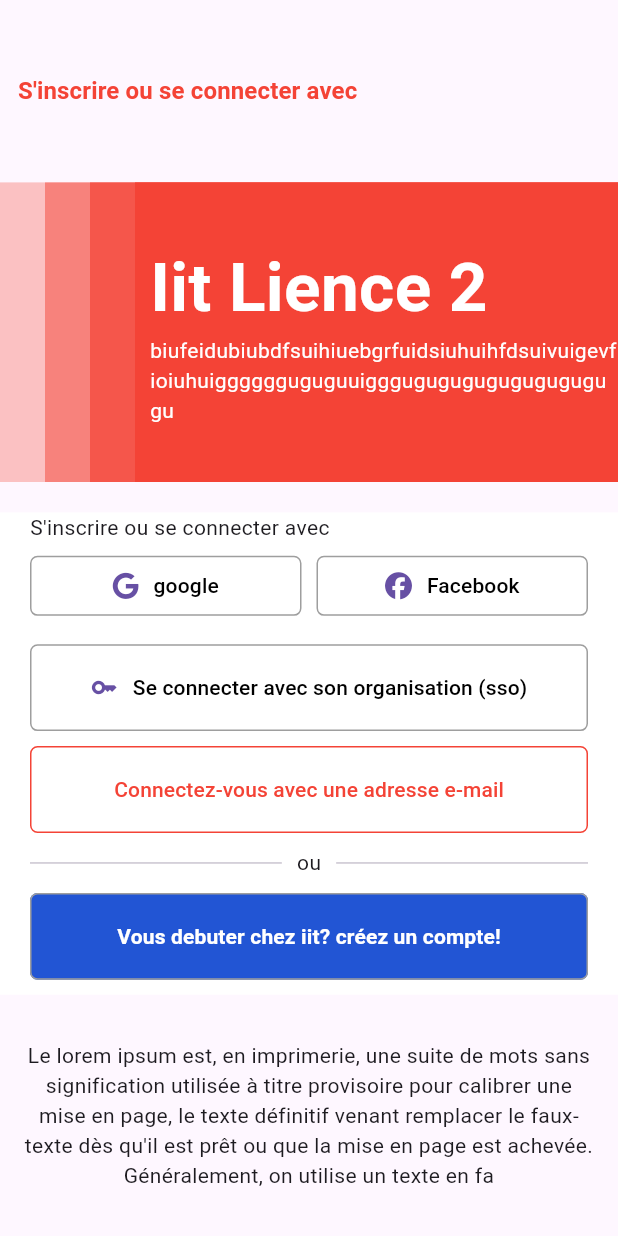
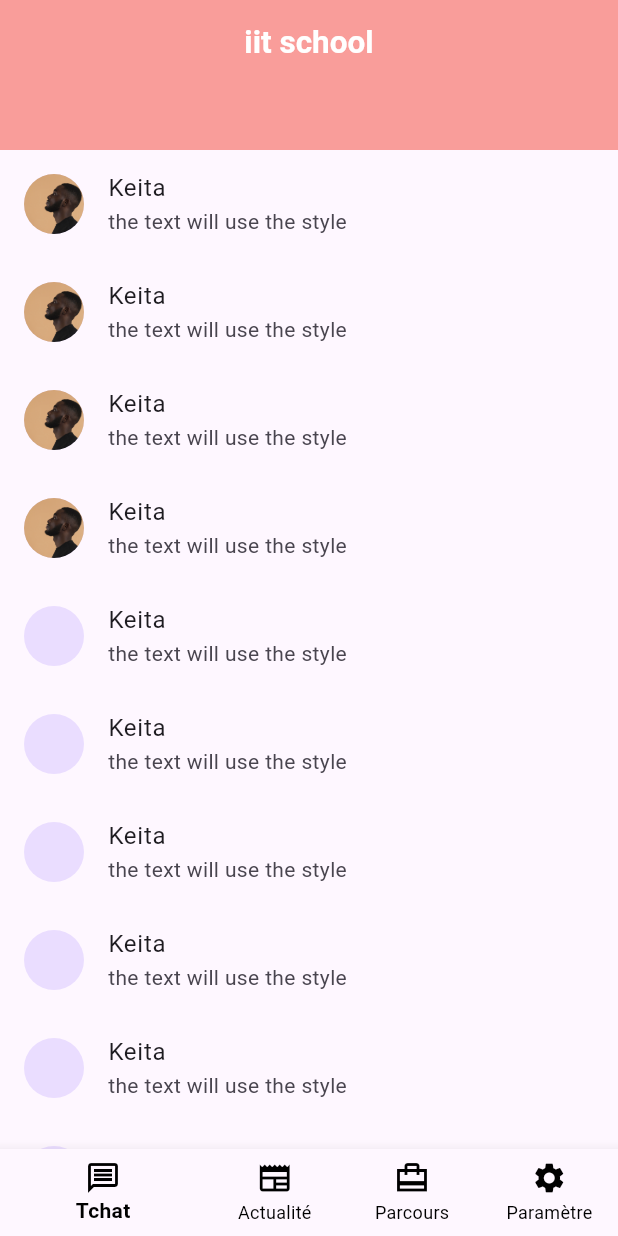
Before and after one commit to Tary-nan/iit_school_app, a Flutter app: the ConnectionPage screen opened directly, after a tap on "S'inscrire ou se connecter avec", on a phone screen of 412 x 824 dp. Run offline on Flutter 3.47's test engine with Material 3 defaults, Android fonts, the phone set to English and light mode, and no system bars; our stand-ins replace font_awesome_flutter.

Commit message:
start tchat view

```diff
--- a/lib/pages/connection_page.dart
+++ b/lib/pages/connection_page.dart
@@ -1,5 +1,6 @@
 import 'package:flutter/material.dart';
 import 'package:font_awesome_flutter/font_awesome_flutter.dart';
+import 'package:iit_school/pages/home_page.dart';
 
 class ConnectionPage extends StatelessWidget {
   const ConnectionPage({super.key});
@@ -19,7 +20,11 @@ class ConnectionPage extends StatelessWidget {
                       Expanded(
                           child: TextButton(
                         onPressed: () {
-                          print("Tap");
+
+                          Navigator.of(context).push(MaterialPageRoute(
+                              builder: (context) => const HomePage()));
+
+
                         },
                         child: const Text(
                           "S'inscrire ou se connecter avec",
--- /dev/null
+++ b/lib/pages/home_page.dart
@@ -0,0 +1,97 @@
+import 'package:flutter/material.dart';
+import 'package:iit_school/pages/tchat_page.dart';
+
+class HomePage extends StatefulWidget {
+  const HomePage({super.key});
+
+  @override
+  State<HomePage> createState() => _HomePageState();
+}
+
+class _HomePageState extends State<HomePage> {
+  int _selectedIndex = 0;
+
+  static const List<Widget> _widgetOptions = <Widget>[
+    TchatPage(),
+    Text(
+      'Index 1: Actualite',
+    ),
+    Text(
+      'Index 2: Parcours',
+    ),
+    Text(
+      'Index 3: Parametre',
+    ),
+  ];
+
+  // _widgetOptions[0]
+
+  @override
+  Widget build(BuildContext context) {
+    return Scaffold(
+      appBar: PreferredSize(
+          preferredSize: const Size.fromHeight(100),
+          child: AppBar(
+            leading: const SizedBox(),
+            centerTitle: true,
+            title: const Padding(
+              padding: EdgeInsets.all(8.0),
+              child: Text(
+                'iit school',
+                style: TextStyle(
+                    fontSize: 21,
+                    fontWeight: FontWeight.bold,
+                    color: Colors.white),
+              ),
+            ),
+            backgroundColor: Colors.red.withOpacity(.5),
+          )),
+      body: Center(child: _widgetOptions[_selectedIndex]),
+      bottomNavigationBar: BottomNavigationBar(
+          onTap: (index) {
+            setState(() {
+              _selectedIndex = index;
+            });
+          },
+          currentIndex: _selectedIndex,
+          showUnselectedLabels: true,
+          selectedItemColor: Colors.black,
+          unselectedItemColor: Colors.black,
+          selectedLabelStyle:
+              const TextStyle(color: Colors.black, fontWeight: FontWeight.bold),
+          unselectedLabelStyle: const TextStyle(
+            color: Colors.black,
+          ),
+          items: const [
+            BottomNavigationBarItem(
+              icon: Icon(
+                Icons.message_outlined,
+                color: Colors.black,
+              ),
+              label: 'Tchat',
+            ),
+            BottomNavigationBarItem(
+              icon: Icon(
+                Icons.newspaper,
+                color: Colors.black,
+              ),
+              label: 'Actualité',
+            ),
+            BottomNavigationBarItem(
+              icon: Icon(
+                Icons.card_travel_sharp,
+                color: Colors.black,
+              ),
+              label: 'Parcours',
+            ),
+            BottomNavigationBarItem(
+              icon: Icon(
+                Icons.settings,
+                color: Colors.black,
+              ),
+              label: 'Paramètre',
+            ),
+          ]),
+    );
+  }
+}
--- /dev/null
+++ b/lib/pages/tchat_page.dart
@@ -0,0 +1,96 @@
+import 'package:flutter/material.dart';
+
+class TchatPage extends StatelessWidget {
+  const TchatPage({super.key});
+
+  @override
+  Widget build(BuildContext context) {
+    return ListView(
+      children: const [
+        ListTile(
+          leading: CircleAvatar(
+            backgroundImage: AssetImage('assets/person_1.jpg'),
+          ),
+          title: Text('Keita'),
+          subtitle: Text('the text will use the style'),
+        ),
+        ListTile(
+          leading: CircleAvatar(
+            backgroundImage: AssetImage('assets/person_1.jpg'),
+          ),
+          title: Text('Keita'),
+          subtitle: Text('the text will use the style'),
+        ),
+        ListTile(
+          leading: CircleAvatar(
+            backgroundImage: AssetImage('assets/person_1.jpg'),
+          ),
+          title: Text('Keita'),
+          subtitle: Text('the text will use the style'),
+        ),
+        ListTile(
+          leading: CircleAvatar(
+            backgroundImage: AssetImage('assets/person_1.jpg'),
+          ),
+          title: Text('Keita'),
+          subtitle: Text('the text will use the style'),
+        ),
+        ListTile(
+          leading: CircleAvatar(),
+          title: Text('Keita'),
+          subtitle: Text('the text will use the style'),
+        ),
+        ListTile(
+          leading: CircleAvatar(),
+          title: Text('Keita'),
+          subtitle: Text('the text will use the style'),
+        ),
+        ListTile(
+          leading: CircleAvatar(),
+          title: Text('Keita'),
+          subtitle: Text('the text will use the style'),
+        ),
+        ListTile(
+          leading: CircleAvatar(),
+          title: Text('Keita'),
+          subtitle: Text('the text will use the style'),
+        ),
+        ListTile(
+          leading: CircleAvatar(),
+          title: Text('Keita'),
+          subtitle: Text('the text will use the style'),
+        ),
+        ListTile(
+          leading: CircleAvatar(),
+          title: Text('Keita'),
+          subtitle: Text('the text will use the style'),
+        ),
+        ListTile(
+          leading: CircleAvatar(),
+          title: Text('Keita'),
+          subtitle: Text('the text will use the style'),
+        ),
+        ListTile(
+          leading: CircleAvatar(),
+          title: Text('Keita'),
+          subtitle: Text('the text will use the style'),
+        ),
+        ListTile(
+          leading: CircleAvatar(),
+          title: Text('Keita'),
+          subtitle: Text('the text will use the style'),
+        ),
+        ListTile(
+          leading: CircleAvatar(),
+          title: Text('Keita'),
+          subtitle: Text('the text will use the style'),
+        ),
+        ListTile(
+          leading: CircleAvatar(),
+          title: Text('Keita'),
+          subtitle: Text('the text will use the style'),
+        )
+      ],
+    );
+  }
+}
```
Also changed, not shown: assets/person_1.jpg (added).
